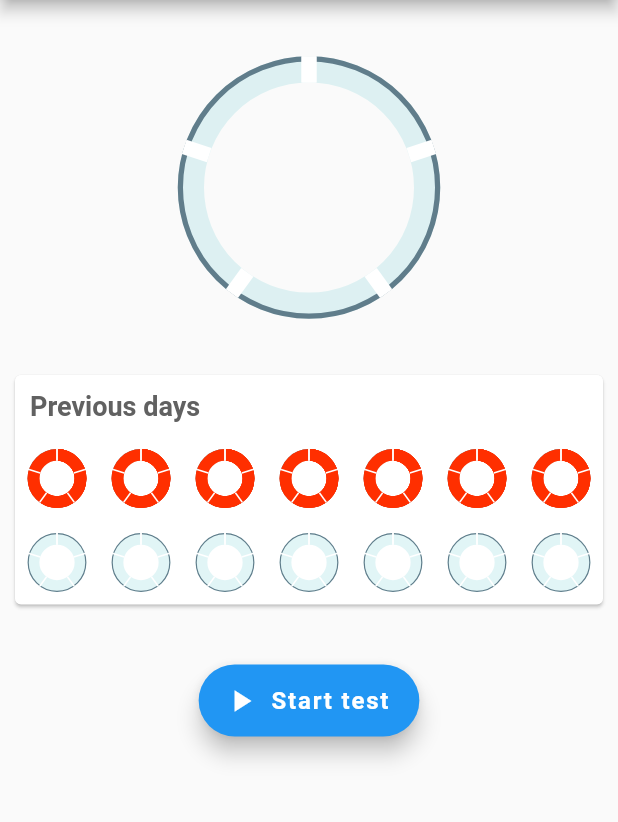
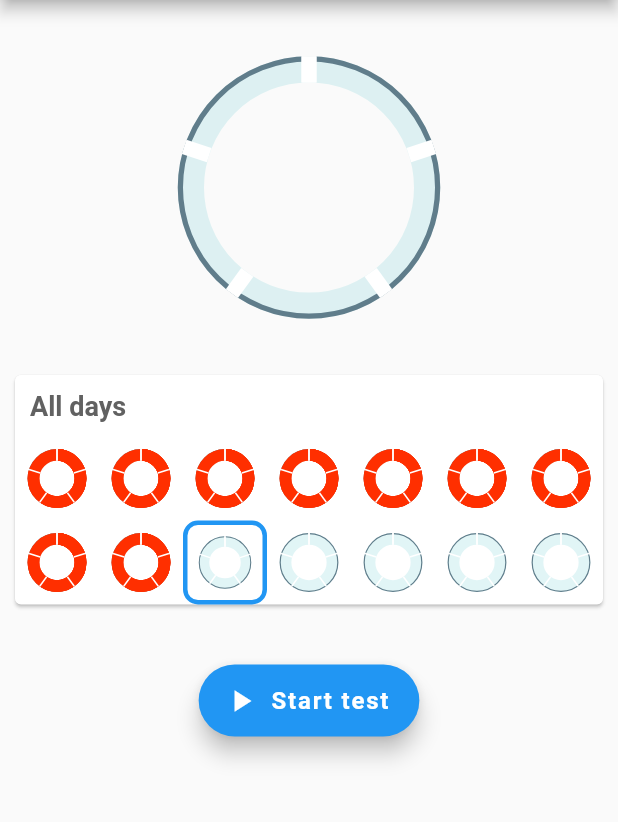
Before and after one commit to AzzamAlsharafi/ml_depression, a Flutter app: the screen it shows after launch, on a phone screen of 412 x 824 dp, the part 84-906 px from its top. Run offline on Flutter 3.47's test engine with Material 2 defaults, Android fonts, the phone set to English and light mode, and no system bars; drawn by our look-alikes of syncfusion_flutter_gauges.

Commit message:
Display All days rather than Previous days
Display All days rather than Previous days in HomeWidget.
So the current day is included in the days list.

```diff
--- a/lib/HomeWidget.dart
+++ b/lib/HomeWidget.dart
@@ -12,6 +12,15 @@ class HomeWidget extends StatelessWidget {
     final screenWidth = queryData.size.width;
     // final screenHeight = queryData.size.height;
 
+    // randomly generate data.
+    const int segments = 5;
+    final List<List<double>> randomData = List.generate(Random().nextInt(13),
+        (index) => List.generate(segments, (index) => Random().nextDouble()));
+    randomData.add(List.generate(
+        Random().nextInt(segments), (index) => Random().nextDouble()));
+    int today = randomData.length - 1;
+    randomData.addAll(List.generate(14 - randomData.length, (index) => []));
+
     return Scaffold(
       appBar: AppBar(
         title: const Text("ML Depression"),
@@ -20,7 +29,10 @@ class HomeWidget extends StatelessWidget {
         child: Column(
           crossAxisAlignment: CrossAxisAlignment.center,
           children: [
-            SizedBox(width: 250, height: 250, child: CircleProgress.getRandom()),
+            SizedBox(
+                width: 250,
+                height: 250,
+                child: CircleProgress(segments, randomData[today])),
             Padding(
               padding: const EdgeInsets.symmetric(horizontal: 10),
               child: Card(
@@ -31,7 +43,7 @@ class HomeWidget extends StatelessWidget {
                     Padding(
                       padding: const EdgeInsets.all(10.0),
                       child: Text(
-                        "Previous days ",
+                        "All days ",
                         style: TextStyle(
                           fontSize: 18,
                           fontWeight: FontWeight.bold,
@@ -39,24 +51,37 @@ class HomeWidget extends StatelessWidget {
                         ),
                       ),
                     ),
-                    Row(
+                    ...List.generate(
+                      2,
+                      (index) => Row(
                         mainAxisAlignment: MainAxisAlignment.center,
-                      children: List<Widget>.generate(7, (index) {
+                        children: List<Widget>.generate(
+                          7,
+                          (innerIndex) {
                             return SizedBox(
                               width: (screenWidth - 20) / 7,
                               height: (screenWidth - 20) / 7,
-                            child: CircleProgress.getRandom(mode: true));
-                      }),
+                              child: Container(
+                                  decoration: today == innerIndex + (index * 7)
+                                      ? BoxDecoration(
+                                          border: Border.all(
+                                            color: Colors.blue,
+                                            width: 3,
                                           ),
-                    Row(
-                      mainAxisAlignment: MainAxisAlignment.center,
-                      children: List<Widget>.generate(7, (index) {
-                        return SizedBox(
-                          width: (screenWidth - 20) / 7,
-                          height: (screenWidth - 20) / 7,
-                          child: CircleProgress.getRandom(mode: true, on: false),
+                                          borderRadius:
+                                              BorderRadius.circular(10),
+                                        )
+                                      : null,
+                                  child: CircleProgress(
+                                    segments,
+                                    randomData[innerIndex + (index * 7)],
+                                    borderThickness: 0.4,
+                                    dividerThickness: 1,
+                                  )),
                             );
-                      }),
+                          },
+                        ),
+                      ),
                     )
                   ],
                 ),
```
Lines whose indentation alone changed are shown as unchanged.
